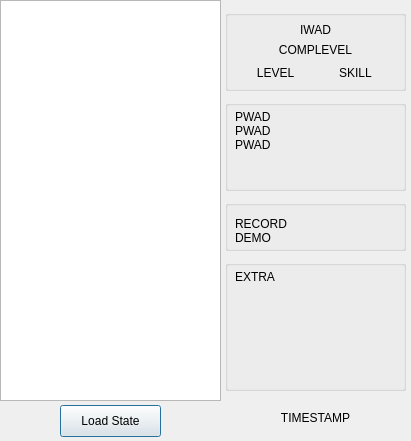
Qt form src/historylist.ui (Pedro-Beirao/dsda-launcher) before a commit.
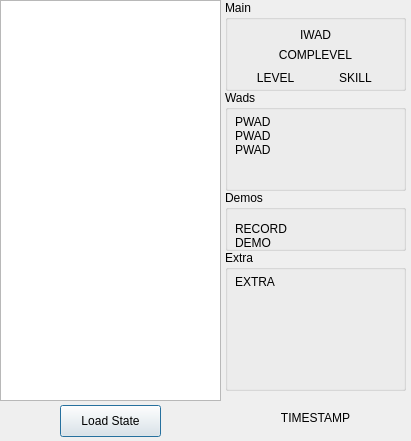
The same form after that commit. Icons and pictures are not drawn.

Commit message: Add names to the sections of history preview

Patch:
```diff
--- a/src/historylist.ui
+++ b/src/historylist.ui
@@ -71,19 +71,19 @@
    <property name="geometry">
     <rect>
      <x>225</x>
-     <y>10</y>
+     <y>0</y>
      <width>181</width>
-     <height>81</height>
+     <height>91</height>
     </rect>
    </property>
    <property name="title">
-    <string/>
+    <string>Main</string>
    </property>
    <widget class="QLabel" name="iwad_label">
     <property name="geometry">
      <rect>
       <x>0</x>
-      <y>10</y>
+      <y>25</y>
       <width>181</width>
       <height>20</height>
      </rect>
@@ -99,7 +99,7 @@
     <property name="geometry">
      <rect>
       <x>0</x>
-      <y>30</y>
+      <y>45</y>
       <width>181</width>
       <height>20</height>
      </rect>
@@ -115,7 +115,7 @@
     <property name="geometry">
      <rect>
       <x>20</x>
-      <y>55</y>
+      <y>70</y>
       <width>61</width>
       <height>16</height>
      </rect>
@@ -131,7 +131,7 @@
     <property name="geometry">
      <rect>
       <x>100</x>
-      <y>55</y>
+      <y>70</y>
       <width>61</width>
       <height>16</height>
      </rect>
@@ -148,19 +148,19 @@
    <property name="geometry">
     <rect>
      <x>225</x>
-     <y>100</y>
+     <y>90</y>
      <width>181</width>
-     <height>91</height>
+     <height>101</height>
     </rect>
    </property>
    <property name="title">
-    <string/>
+    <string>Wads</string>
    </property>
    <widget class="QLabel" name="pwads_label">
     <property name="geometry">
      <rect>
       <x>10</x>
-      <y>10</y>
+      <y>25</y>
       <width>161</width>
       <height>71</height>
      </rect>
@@ -179,19 +179,19 @@
    <property name="geometry">
     <rect>
      <x>225</x>
-     <y>200</y>
+     <y>190</y>
      <width>181</width>
-     <height>51</height>
+     <height>61</height>
     </rect>
    </property>
    <property name="title">
-    <string/>
+    <string>Demos</string>
    </property>
    <widget class="QLabel" name="demo_label">
     <property name="geometry">
      <rect>
       <x>10</x>
-      <y>10</y>
+      <y>25</y>
       <width>161</width>
       <height>41</height>
      </rect>
@@ -209,19 +209,19 @@
    <property name="geometry">
     <rect>
      <x>225</x>
-     <y>260</y>
+     <y>250</y>
      <width>181</width>
-     <height>131</height>
+     <height>141</height>
     </rect>
    </property>
    <property name="title">
-    <string/>
+    <string>Extra</string>
    </property>
    <widget class="QLabel" name="extra_label">
     <property name="geometry">
      <rect>
       <x>10</x>
-      <y>10</y>
+      <y>25</y>
       <width>161</width>
       <height>111</height>
      </rect>
```
